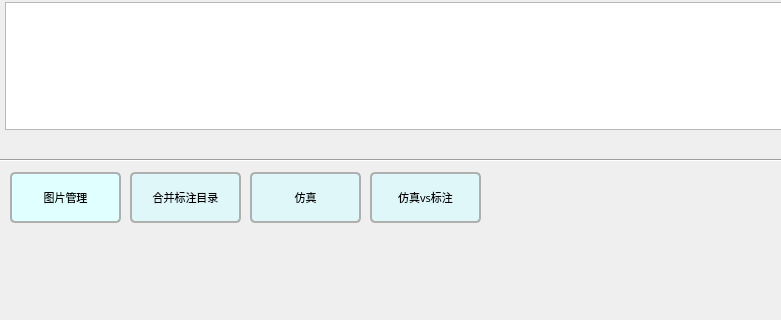
This is aimodelset.ui in xiekai-aiai/duyisorter as Qt 5 draws it before an edit; both pictures show x 0 to 781 and y 448 to 768 of the 1024 by 768 pixel window. The edited form follows.
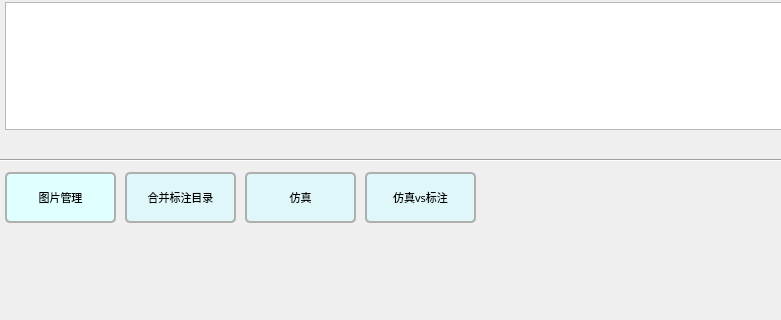
This is the edited form. Icons and pictures are not drawn.

Commit message: 增大辅助吹气时间,辅配延迟

```diff
--- a/aimodelset.ui
+++ b/aimodelset.ui
@@ -105,16 +105,16 @@
   <widget class="QLabel" name="tipLabel">
    <property name="geometry">
     <rect>
-     <x>20</x>
+     <x>5</x>
      <y>690</y>
-     <width>471</width>
+     <width>621</width>
      <height>21</height>
     </rect>
    </property>
    <property name="font">
     <font>
      <family>HarmonyOS Sans Medium</family>
-     <pointsize>7</pointsize>
+     <pointsize>12</pointsize>
     </font>
    </property>
    <property name="text">
@@ -374,7 +374,7 @@
   <widget class="QPushButton" name="importImgPushButton">
    <property name="geometry">
     <rect>
-     <x>10</x>
+     <x>5</x>
      <y>620</y>
      <width>111</width>
      <height>51</height>
@@ -409,7 +409,7 @@
   <widget class="QPushButton" name="mergeImgPushButton">
    <property name="geometry">
     <rect>
-     <x>130</x>
+     <x>125</x>
      <y>620</y>
      <width>111</width>
      <height>51</height>
@@ -1006,7 +1006,7 @@
   <widget class="QPushButton" name="batchValidImgPushButton">
    <property name="geometry">
     <rect>
-     <x>250</x>
+     <x>245</x>
      <y>620</y>
      <width>111</width>
      <height>51</height>
@@ -1048,7 +1048,7 @@
   <widget class="QPushButton" name="validvsAnnoImgPushButton">
    <property name="geometry">
     <rect>
-     <x>370</x>
+     <x>365</x>
      <y>620</y>
      <width>111</width>
      <height>51</height>
```
The commit also changes 2 other files.
